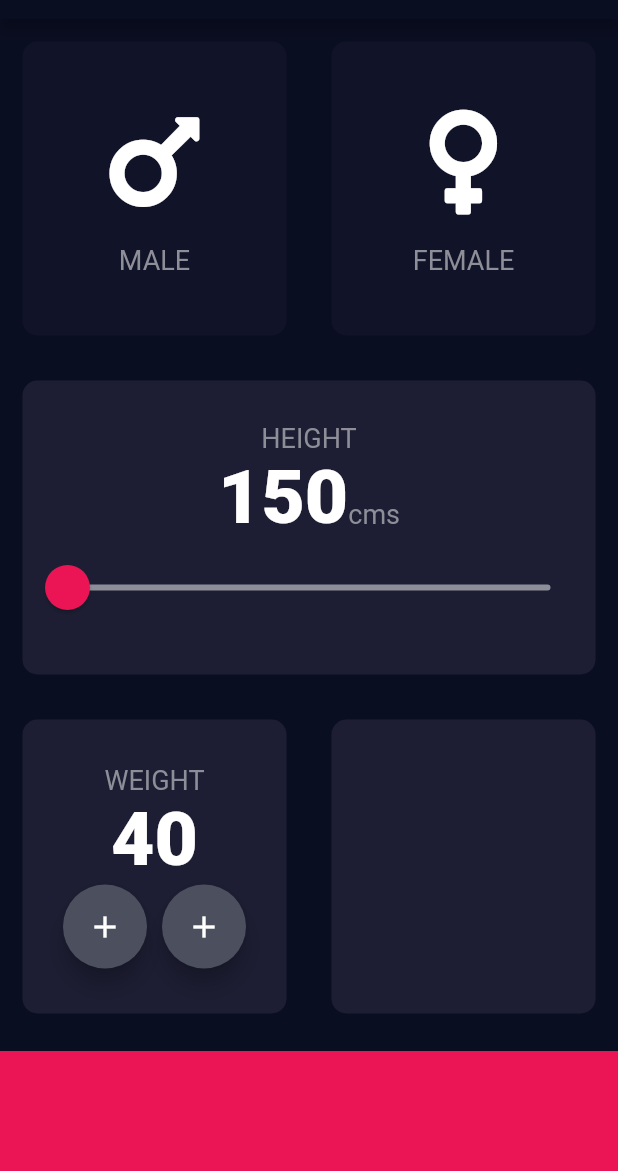
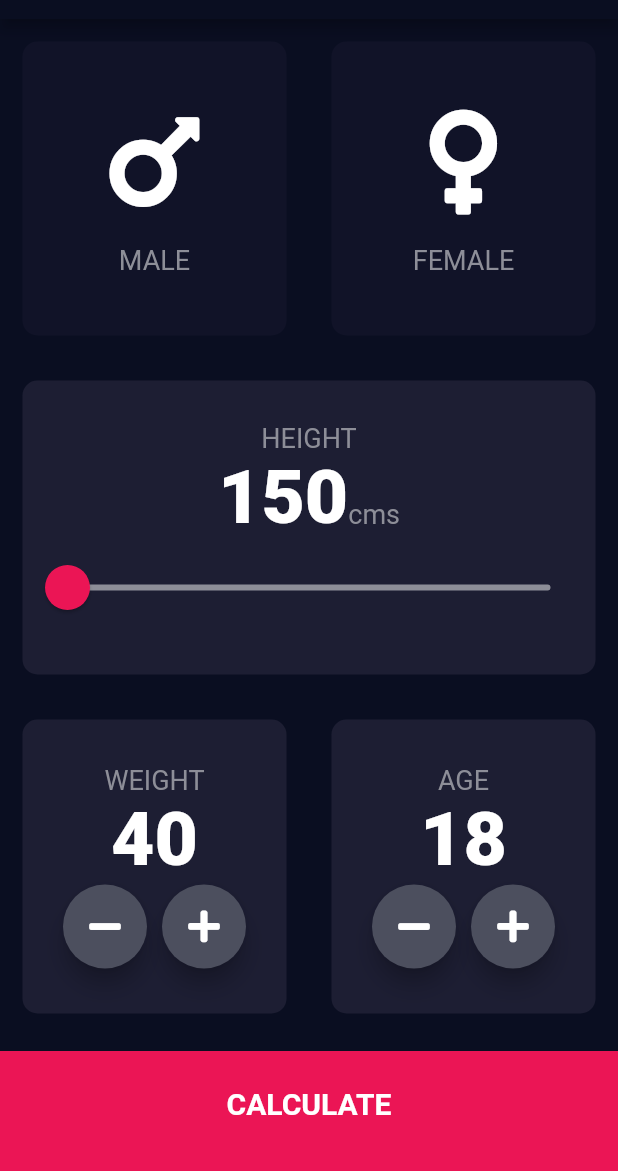
Before and after one commit to faisalsha/BMI_CALCULATOR_flutterApp, a Flutter app: the screen it shows after launch, on a phone screen of 412 x 824 dp, the part 65-1236 px from its top. Run offline on Flutter 3.47's test engine with Material 2 defaults, Android fonts, the phone set to English and light mode, and no system bars; our stand-ins replace font_awesome_flutter.

Commit message:
first commit

```diff
--- /dev/null
+++ b/lib/bottom_button.dart
@@ -0,0 +1,27 @@
+import 'package:flutter/material.dart';
+import 'constants.dart';
+
+class BottomButton extends StatelessWidget {
+
+  BottomButton({@required this.onTap,@required this.buttonTitle});
+  final Function onTap;
+  final String buttonTitle;
+  @override
+  Widget build(BuildContext context) {
+    return GestureDetector(
+      onTap: onTap,
+      child: Container(
+        child: Center(child: Text(buttonTitle,style: TextStyle(
+            color: Colors.white,
+            fontSize: 20.0,
+            fontWeight: FontWeight.bold
+        ),)),
+        padding: EdgeInsets.only(bottom: 10.0),
+        color: kBottomContainerColour,
+        width: double.infinity,
+        height: kBottomContainerHeight,
+        margin: EdgeInsets.only(top: 10.0),
+      ),
+    );
+  }
+}
--- a/lib/input_page.dart
+++ b/lib/input_page.dart
@@ -4,6 +4,10 @@ import 'package:font_awesome_flutter/font_awesome_flutter.dart';
 import 'resuable_card.dart';
 import 'icon_content.dart';
 import 'constants.dart';
+import 'results_page.dart';
+import 'round_icon_button.dart';
+import 'bottom_button.dart';
+import 'calculator_brain.dart';
 
 enum Gender { male, female }
 
@@ -16,6 +20,7 @@ class _InputPageState extends State<InputPage> {
   Gender selectedGender;
   int height=150;
   int weight=40;
+  int age=18;
 //  Color maleCardColour=inactiveCardColour;
 //  Color femaleCardColour=inactiveCardColour;
 //
@@ -150,17 +155,19 @@ class _InputPageState extends State<InputPage> {
                             mainAxisAlignment: MainAxisAlignment.center,
                             children: <Widget>[
 
-                              FloatingActionButton(
-                                  backgroundColor: Color(0xFF4C4F5E),
-                                  child:Icon(Icons.add,color: Colors.white,)
-                              ),
+                              RoundIconButton(icon:FontAwesomeIcons.minus,OnPressed: (){
+                                setState(() {
+                                  weight--;
+                                });
+                              },),
                               SizedBox(
                                 width: 10.0,
                               ),
-                              FloatingActionButton(
-                                  backgroundColor: Color(0xFF4C4F5E),
-                                  child:Icon(Icons.add,color: Colors.white,)
-                              ),
+                              RoundIconButton(icon:FontAwesomeIcons.plus,OnPressed: (){
+                                setState(() {
+                                  weight++;
+                                });
+                              },),
 
                             ],
 
@@ -171,15 +178,43 @@ class _InputPageState extends State<InputPage> {
                 Expanded(
                     child: ReusableCard(
                   colour: kActiveCardColour,
+                      cardChild: Column(
+                        mainAxisAlignment: MainAxisAlignment.center,
+                        children: <Widget>[
+                          Text('AGE',style: kLabelText,),
+                          Text(age.toString(),style: kNumberTextStyle,),
+                          Row(
+                            mainAxisAlignment: MainAxisAlignment.center,
+                            children: <Widget>[
+                              RoundIconButton(icon: FontAwesomeIcons.minus,OnPressed: (){
+                                setState(() {
+                                  age--;
+                                });
+                              },),
+                              SizedBox(
+                                width: 10.0,
+                              ),
+                              RoundIconButton(icon: FontAwesomeIcons.plus,OnPressed: (){
+                                setState(() {
+                                  age++;
+                                });
+                              },)
+                            ],
+                          )
+                        ],
+                      ),
                 )),
               ],
             )),
-            Container(
-              color: kBottomContainerColour,
-              width: double.infinity,
-              height: kBottomContainerHeight,
-              margin: EdgeInsets.only(top: 10.0),
-            )
+            BottomButton(buttonTitle: 'CALCULATE',onTap: (){
+              CalculatorBrain calc=CalculatorBrain(height: height,weight: weight);
+              Navigator.push(context,
+                  MaterialPageRoute(builder: (context) => ResultPage(
+                    bmiResult: calc.CalculateBmi(),
+                    resultText: calc.getResult(),
+                    intrepretation: calc.getIntrepretation(),
+                  )));
+            },)
           ],
         ));
   }
--- /dev/null
+++ b/lib/round_icon_button.dart
@@ -0,0 +1,29 @@
+import 'package:flutter/material.dart';
+
+class RoundIconButton extends StatelessWidget {
+
+  RoundIconButton({@required this.icon,@required this.OnPressed});
+  final IconData icon;
+  final Function OnPressed;
+
+
+  @override
+  Widget build(BuildContext context) {
+    return RawMaterialButton(
+      child: Icon(icon),
+
+      elevation: 6.0,
+      disabledElevation: 6.0,
+
+      constraints: BoxConstraints.tightFor(
+        width: 56.0,
+        height: 56.0,
+      ),
+
+
+      onPressed: OnPressed,
+      shape:CircleBorder(),
+      fillColor:Color(0xFF4C4F5E) ,
+    );
+  }
+}
```
Also changed, not shown: lib/calculator_brain.dart (added, +44 -0 lines), lib/constants.dart (+23 -0 lines), lib/results_page.dart (added, +59 -0 lines).
